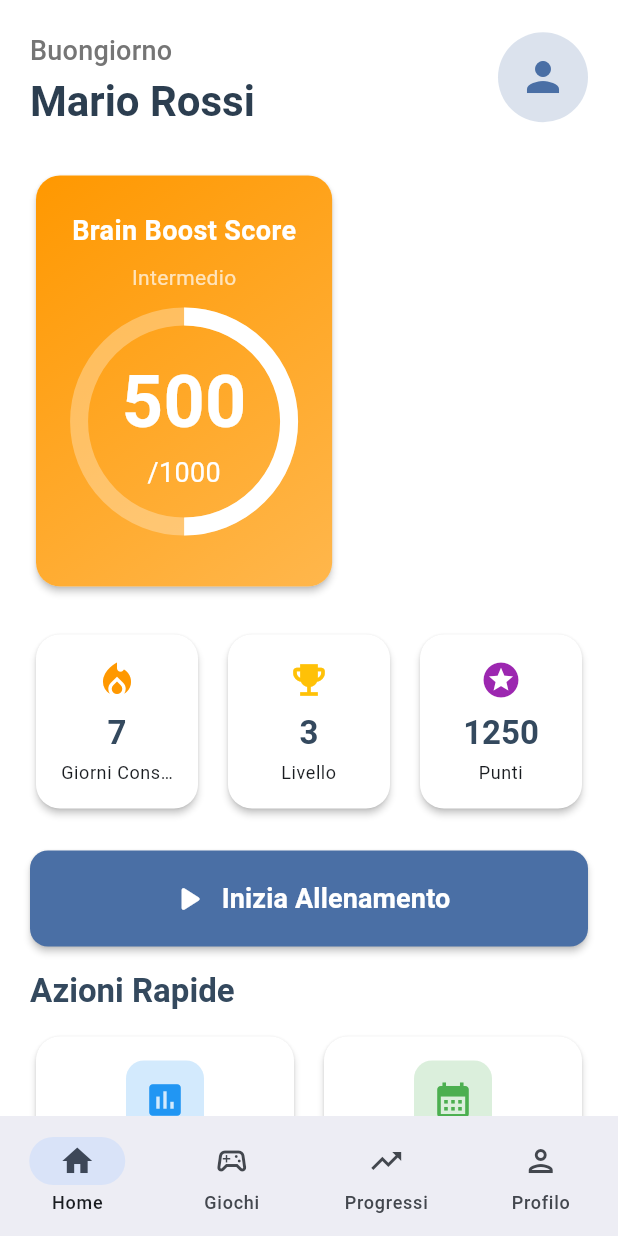
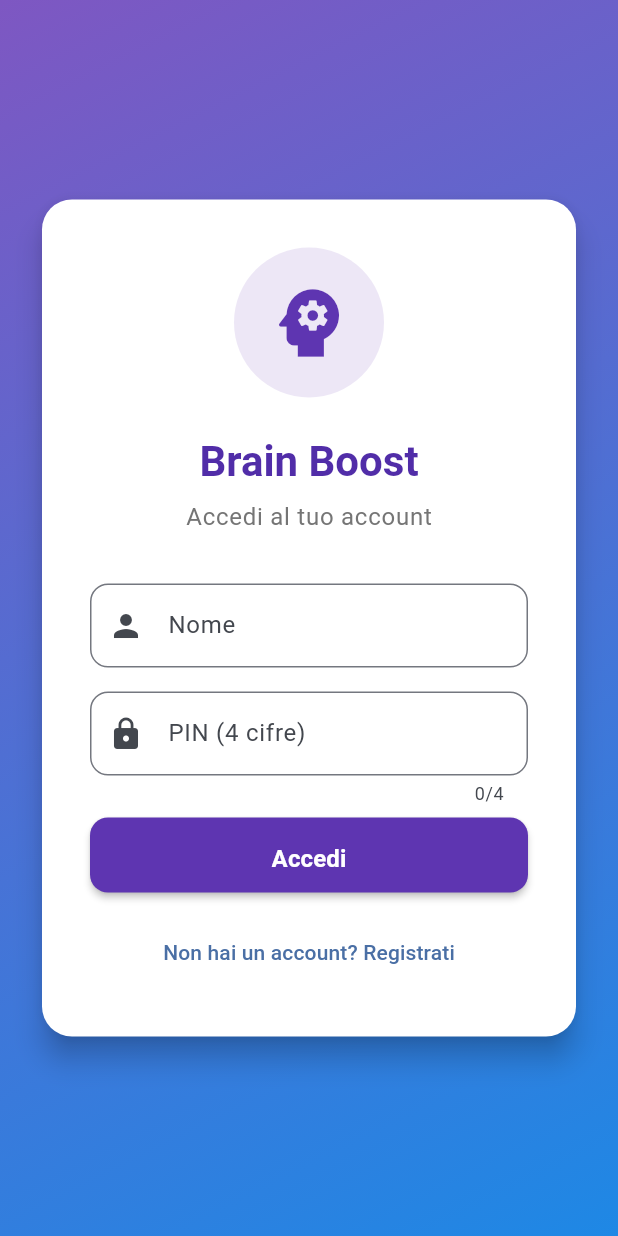
Before and after one commit to medicagbsrl-ux/brain-boost-v2, a Flutter app: the screen it shows after launch, on a phone screen of 412 x 824 dp. Run offline on Flutter 3.47's test engine with Material 3 defaults, Android fonts, the phone set to English and light mode, and no system bars; our stand-ins replace csv, fl_chart, flutter_tts, hive_flutter, pdf, shared_preferences; accounts and stored records are empty.

Commit message:
v2: Login+Register system, Remove mockup, Fix games, Add logout

```diff
--- a/lib/games/number_sequence/number_sequence_game.dart
+++ b/lib/games/number_sequence/number_sequence_game.dart
@@ -74,14 +74,15 @@ class _NumberSequenceGameState extends State<NumberSequenceGame> {
         displayIndex++;
       });
 
-      phaseTimer = Timer(const Duration(milliseconds: 800), () {
+      // Show each number for 800ms, then wait 200ms before next
+      phaseTimer = Timer(const Duration(milliseconds: 1000), () {
         if (mounted) {
           _showNextNumber();
         }
       });
     } else {
-      // Sequence shown, start input phase
-      phaseTimer = Timer(const Duration(milliseconds: 500), () {
+      // Give extra time to see the last number before input phase
+      phaseTimer = Timer(const Duration(milliseconds: 1000), () {
         if (mounted) {
           setState(() {
             gamePhase = GamePhase.input;
--- a/lib/main.dart
+++ b/lib/main.dart
@@ -6,6 +6,7 @@ import 'screens/home_screen.dart';
 import 'screens/games_screen.dart';
 import 'screens/progress_screen.dart';
 import 'screens/profile_screen.dart';
+import 'screens/simple_login_screen.dart';
 import 'themes/app_themes.dart';
 import 'l10n/app_localizations.dart';
 import 'services/local_storage_service.dart';
@@ -73,7 +74,10 @@ class BrainBoostApp extends StatelessWidget {
             GlobalWidgetsLocalizations.delegate,
             GlobalCupertinoLocalizations.delegate,
           ],
-          home: const MainScreen(),
+          routes: {
+            '/home': (context) => const MainScreen(),
+          },
+          home: profile == null ? const SimpleLoginScreen() : const MainScreen(),
         );
       },
     );
--- a/lib/providers/user_profile_provider.dart
+++ b/lib/providers/user_profile_provider.dart
@@ -20,45 +20,42 @@ class UserProfileProvider extends ChangeNotifier {
     notifyListeners();
 
     try {
-      // Crea sempre profilo demo
-      _currentProfile = _createDemoProfile();
+      // Carica profilo da LocalStorage
+      _currentProfile = await LocalStorageService.getUserProfile();
+
+      if (kDebugMode) {
+        if (_currentProfile != null) {
+          debugPrint('✅ Profilo caricato: ${_currentProfile!.name}');
+        } else {
+          debugPrint('⚠️ Nessun profilo trovato - Mostra LoginScreen');
+        }
+      }
     } catch (e) {
       if (kDebugMode) {
         debugPrint('Error loading profile: $e');
       }
-      _currentProfile = _createDemoProfile();
+      _currentProfile = null;
     }
 
     _isLoading = false;
     notifyListeners();
   }
 
-  UserProfile _createDemoProfile() {
-    return UserProfile(
-      id: 'demo_user_001',
-      name: 'Mario Rossi',
-      age: 68,
-      startDate: DateTime.now().subtract(const Duration(days: 14)),
-      language: 'it',
-      theme: 'professional',
-      textSize: 'normal',
-      contrast: 'standard',
-      sessionDuration: 15,
-      weeklyFrequency: 5,
-      remindersEnabled: true,
-      currentLevel: 3,
-      totalPoints: 1250,
-      sessionsCompleted: 14,
-      streakDays: 7,
-      cognitiveScores: {
-        'memory': 62.0,
-        'attention': 58.0,
-        'executive': 55.0,
-        'speed': 60.0,
-        'language': 65.0,
-        'spatial': 57.0,
-      },
-    );
+  // Set profile (called after login/register)
+  void setProfile(UserProfile profile) {
+    _currentProfile = profile;
+    notifyListeners();
+  }
+
+  // Logout
+  Future<void> logout() async {
+    _currentProfile = null;
+    notifyListeners();
+
+    // Clear current profile from storage
+    final prefs = await SharedPreferences.getInstance();
+    await prefs.remove('user_profile');
+    await prefs.remove('profile_data');
   }
 
   Future<void> updateProfile(UserProfile profile) async {
--- /dev/null
+++ b/lib/screens/simple_login_screen.dart
@@ -0,0 +1,439 @@
+import 'package:flutter/material.dart';
+import 'package:provider/provider.dart';
+import '../providers/user_profile_provider.dart';
+import '../models/user_profile.dart';
+import '../services/local_storage_service.dart';
+
+class SimpleLoginScreen extends StatefulWidget {
+  const SimpleLoginScreen({super.key});
+
+  @override
+  State<SimpleLoginScreen> createState() => _SimpleLoginScreenState();
+}
+
+class _SimpleLoginScreenState extends State<SimpleLoginScreen> {
+  final _nameController = TextEditingController();
+  final _ageController = TextEditingController();
+  final _pinController = TextEditingController();
+  bool _isLogin = true;
+  bool _isLoading = false;
+  String? _errorMessage;
+  List<Map<String, dynamic>> _savedUsers = [];
+
+  @override
+  void initState() {
+    super.initState();
+    _loadSavedUsers();
+  }
+
+  Future<void> _loadSavedUsers() async {
+    final box = await LocalStorageService.getUserBox();
+    final users = <Map<String, dynamic>>[];
+
+    for (var key in box.keys) {
+      if (key.toString().startsWith('user_')) {
+        final userData = box.get(key) as Map<dynamic, dynamic>;
+        users.add({
+          'id': key,
+          'name': userData['name'],
+          'age': userData['age'],
+        });
+      }
+    }
+
+    setState(() {
+      _savedUsers = users;
+    });
+  }
+
+  Future<void> _handleLogin() async {
+    if (_nameController.text.isEmpty || _pinController.text.isEmpty) {
+      setState(() {
+        _errorMessage = 'Inserisci nome e PIN';
+      });
+      return;
+    }
+
+    if (_pinController.text.length != 4) {
+      setState(() {
+        _errorMessage = 'Il PIN deve essere di 4 cifre';
+      });
+      return;
+    }
+
+    setState(() {
+      _isLoading = true;
+      _errorMessage = null;
+    });
+
+    try {
+      final box = await LocalStorageService.getUserBox();
+
+      // Find user by name
+      String? foundUserId;
+      for (var key in box.keys) {
+        if (key.toString().startsWith('user_')) {
+          final userData = box.get(key) as Map<dynamic, dynamic>;
+          if (userData['name'] == _nameController.text) {
+            foundUserId = key;
+            break;
+          }
+        }
+      }
+
+      if (foundUserId == null) {
+        setState(() {
+          _errorMessage = 'Utente non trovato';
+          _isLoading = false;
+        });
+        return;
+      }
+
+      final userData = box.get(foundUserId) as Map<dynamic, dynamic>;
+
+      // Check PIN
+      if (userData['pin'] != _pinController.text) {
+        setState(() {
+          _errorMessage = 'PIN errato';
+          _isLoading = false;
+        });
+        return;
+      }
+
+      // Load user profile
+      final profile = UserProfile.fromMap(Map<String, dynamic>.from(userData));
+
+      if (!mounted) return;
+
+      // Update provider
+      Provider.of<UserProfileProvider>(context, listen: false)
+          .setProfile(profile);
+
+      // Save as current profile
+      await LocalStorageService.saveUserProfile(profile);
+
+      if (!mounted) return;
+
+      // Navigate to home
+      Navigator.of(context).pushReplacementNamed('/home');
+
+    } catch (e) {
+      setState(() {
+        _errorMessage = 'Errore durante il login: $e';
+        _isLoading = false;
+      });
+    }
+  }
+
+  Future<void> _handleRegister() async {
+    if (_nameController.text.isEmpty ||
+        _ageController.text.isEmpty ||
+        _pinController.text.isEmpty) {
+      setState(() {
+        _errorMessage = 'Compila tutti i campi';
+      });
+      return;
+    }
+
+    final age = int.tryParse(_ageController.text);
+    if (age == null || age < 1 || age > 120) {
+      setState(() {
+        _errorMessage = 'Età non valida';
+      });
+      return;
+    }
+
+    if (_pinController.text.length != 4) {
+      setState(() {
+        _errorMessage = 'Il PIN deve essere di 4 cifre';
+      });
+      return;
+    }
+
+    setState(() {
+      _isLoading = true;
+      _errorMessage = null;
+    });
+
+    try {
+      final box = await LocalStorageService.getUserBox();
+
+      // Check if user already exists
+      for (var key in box.keys) {
+        if (key.toString().startsWith('user_')) {
+          final userData = box.get(key) as Map<dynamic, dynamic>;
+          if (userData['name'] == _nameController.text) {
+            setState(() {
+              _errorMessage = 'Nome utente già esistente';
+              _isLoading = false;
+            });
+            return;
+          }
+        }
+      }
+
+      // Create new user profile
+      final userId = 'user_${DateTime.now().millisecondsSinceEpoch}';
+      final profile = UserProfile(
+        id: userId,
+        name: _nameController.text,
+        age: age,
+        startDate: DateTime.now(),
+      );
+
+      // Save with PIN
+      final userDataWithPin = profile.toMap();
+      userDataWithPin['pin'] = _pinController.text;
+
+      await box.put(userId, userDataWithPin);
+
+      if (!mounted) return;
+
+      // Update provider
+      Provider.of<UserProfileProvider>(context, listen: false)
+          .setProfile(profile);
+
+      // Save as current profile
+      await LocalStorageService.saveUserProfile(profile);
+
+      if (!mounted) return;
+
+      // Navigate to home
+      Navigator.of(context).pushReplacementNamed('/home');
+
+    } catch (e) {
+      setState(() {
+        _errorMessage = 'Errore durante la registrazione: $e';
+        _isLoading = false;
+      });
+    }
+  }
+
+  @override
+  Widget build(BuildContext context) {
+    return Scaffold(
+      body: Container(
+        decoration: BoxDecoration(
+          gradient: LinearGradient(
+            begin: Alignment.topLeft,
+            end: Alignment.bottomRight,
+            colors: [
+              Colors.deepPurple.shade400,
+              Colors.blue.shade600,
+            ],
+          ),
+        ),
+        child: SafeArea(
+          child: Center(
+            child: SingleChildScrollView(
+              padding: const EdgeInsets.all(24),
+              child: Card(
+                elevation: 8,
+                shape: RoundedRectangleBorder(
+                  borderRadius: BorderRadius.circular(20),
+                ),
+                child: Padding(
+                  padding: const EdgeInsets.all(32),
+                  child: Column(
+                    mainAxisSize: MainAxisSize.min,
+                    children: [
+                      // Logo
+                      Container(
+                        width: 100,
+                        height: 100,
+                        decoration: BoxDecoration(
+                          color: Colors.deepPurple.shade50,
+                          shape: BoxShape.circle,
+                        ),
+                        child: Icon(
+                          Icons.psychology,
+                          size: 60,
+                          color: Colors.deepPurple.shade600,
+                        ),
+                      ),
+                      const SizedBox(height: 24),
+
+                      // Title
+                      Text(
+                        'Brain Boost',
+                        style: Theme.of(context).textTheme.headlineMedium?.copyWith(
+                          fontWeight: FontWeight.bold,
+                          color: Colors.deepPurple.shade700,
+                        ),
+                      ),
+                      const SizedBox(height: 8),
+                      Text(
+                        _isLogin ? 'Accedi al tuo account' : 'Crea un nuovo account',
+                        style: Theme.of(context).textTheme.bodyLarge?.copyWith(
+                          color: Colors.grey.shade600,
+                        ),
+                      ),
+                      const SizedBox(height: 32),
+
+                      // Saved users (only for login)
+                      if (_isLogin && _savedUsers.isNotEmpty) ...[
+                        Wrap(
+                          spacing: 8,
+                          children: _savedUsers.map((user) {
+                            return ChoiceChip(
+                              label: Text('${user['name']} (${user['age']} anni)'),
+                              selected: _nameController.text == user['name'],
+                              onSelected: (selected) {
+                                if (selected) {
+                                  setState(() {
+                                    _nameController.text = user['name'];
+                                  });
+                                }
+                              },
+                            );
+                          }).toList(),
+                        ),
+                        const SizedBox(height: 16),
+                      ],
+
+                      // Name field
+                      TextField(
+                        controller: _nameController,
+                        decoration: InputDecoration(
+                          labelText: 'Nome',
+                          prefixIcon: const Icon(Icons.person),
+                          border: OutlineInputBorder(
+                            borderRadius: BorderRadius.circular(12),
+                          ),
+                        ),
+                        enabled: !_isLoading,
+                      ),
+                      const SizedBox(height: 16),
+
+                      // Age field (only for register)
+                      if (!_isLogin) ...[
+                        TextField(
+                          controller: _ageController,
+                          decoration: InputDecoration(
+                            labelText: 'Età',
+                            prefixIcon: const Icon(Icons.cake),
+                            border: OutlineInputBorder(
+                              borderRadius: BorderRadius.circular(12),
+                            ),
+                          ),
+                          keyboardType: TextInputType.number,
+                          enabled: !_isLoading,
+                        ),
+                        const SizedBox(height: 16),
+                      ],
+
+                      // PIN field
+                      TextField(
+                        controller: _pinController,
+                        decoration: InputDecoration(
+                          labelText: 'PIN (4 cifre)',
+                          prefixIcon: const Icon(Icons.lock),
+                          border: OutlineInputBorder(
+                            borderRadius: BorderRadius.circular(12),
+                          ),
+                        ),
+                        keyboardType: TextInputType.number,
+                        obscureText: true,
+                        maxLength: 4,
+                        enabled: !_isLoading,
+                      ),
+                      const SizedBox(height: 8),
+
+                      // Error message
+                      if (_errorMessage != null) ...[
+                        Container(
+                          padding: const EdgeInsets.all(12),
+                          decoration: BoxDecoration(
+                            color: Colors.red.shade50,
+                            borderRadius: BorderRadius.circular(8),
+                          ),
+                          child: Row(
+                            children: [
+                              Icon(Icons.error_outline, color: Colors.red.shade700),
+                              const SizedBox(width: 8),
+                              Expanded(
+                                child: Text(
+                                  _errorMessage!,
+                                  style: TextStyle(color: Colors.red.shade700),
+                                ),
+                              ),
+                            ],
+                          ),
+                        ),
+                        const SizedBox(height: 16),
+                      ],
+
+                      // Action button
+                      SizedBox(
+                        width: double.infinity,
+                        height: 50,
+                        child: ElevatedButton(
+                          onPressed: _isLoading
+                              ? null
+                              : (_isLogin ? _handleLogin : _handleRegister),
+                          style: ElevatedButton.styleFrom(
+                            backgroundColor: Colors.deepPurple.shade600,
+                            foregroundColor: Colors.white,
+                            shape: RoundedRectangleBorder(
+                              borderRadius: BorderRadius.circular(12),
+                            ),
+                          ),
+                          child: _isLoading
+                              ? const SizedBox(
+                                  width: 24,
+                                  height: 24,
+                                  child: CircularProgressIndicator(
+                                    color: Colors.white,
+                                    strokeWidth: 2,
+                                  ),
+                                )
+                              : Text(
+                                  _isLogin ? 'Accedi' : 'Registrati',
+                                  style: const TextStyle(
+                                    fontSize: 16,
+                                    fontWeight: FontWeight.bold,
+                                  ),
+                                ),
+                        ),
+                      ),
+                      const SizedBox(height: 16),
+
+                      // Toggle login/register
+                      TextButton(
+                        onPressed: _isLoading
+                            ? null
+                            : () {
+                                setState(() {
+                                  _isLogin = !_isLogin;
+                                  _errorMessage = null;
+                                  _pinController.clear();
+                                  if (!_isLogin) {
+                                    _nameController.clear();
+                                  }
+                                });
+                              },
+                        child: Text(
+                          _isLogin
+                              ? 'Non hai un account? Registrati'
+                              : 'Hai già un account? Accedi',
+                        ),
+                      ),
+                    ],
+                  ),
+                ),
+              ),
+            ),
+          ),
+        ),
+      ),
+    );
+  }
+
+  @override
+  void dispose() {
+    _nameController.dispose();
+    _ageController.dispose();
+    _pinController.dispose();
+    super.dispose();
+  }
+}
```
Also changed, not shown: lib/screens/profile_screen.dart (+75 -0 lines).
